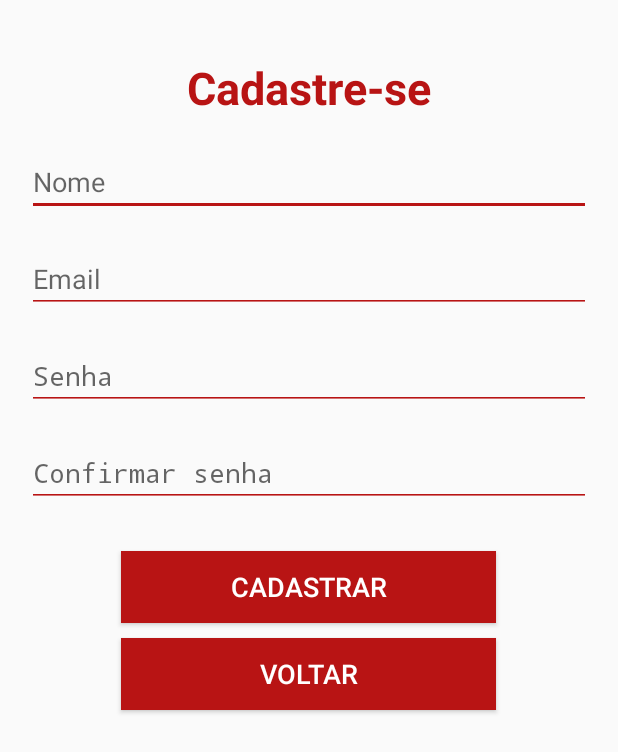
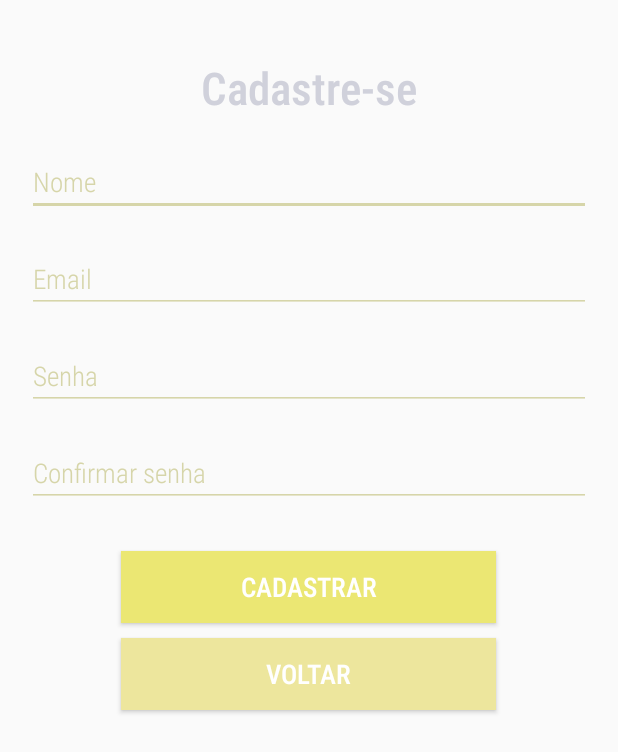
Before and after one commit to Wellinne/Diario-Kotlin, an Android app built with Jetpack Compose: the screen it shows after launch (CadastroActivity), on a phone screen of 412 x 824 dp. Shown: the top 752 px of the screen. Run offline under Robolectric (Android 15) with nearby library versions, the phone set to English and light mode, and no system bars.

Commit message:
ajustes nas cores

```diff
--- a/app/src/main/res/layout/activity_cadastro.xml
+++ b/app/src/main/res/layout/activity_cadastro.xml
@@ -14,9 +14,10 @@
         android:layout_marginTop="20dp"
         android:layout_marginBottom="20dp"
         android:layout_centerHorizontal="true"
-        android:textColor="@color/red_dark"
+        android:textColor="@color/lilas"
         android:textSize="30sp"
-        android:textStyle="bold"/>
+        android:textStyle="bold"
+        android:fontFamily="sans-serif-condensed-light"/>
 
     <EditText
         android:id="@+id/edtNome"
@@ -24,11 +25,13 @@
         android:layout_height="wrap_content"
         android:hint="@string/nome"
         android:inputType="numberDecimal"
-        android:textColor="@color/red_dark"
-        android:backgroundTint="@color/red_dark"
+        android:textColor="@color/cinza"
+        android:textColorHint="@color/cinza"
+        android:backgroundTint="@color/cinza"
         android:layout_marginBottom="10dp"
         android:layout_centerHorizontal="true"
-        android:layout_below="@id/tituloCadastro"/>
+        android:layout_below="@id/tituloCadastro"
+        android:fontFamily="sans-serif-condensed-light"/>
 
     <TextView
         android:id="@+id/txtErrorNome"
@@ -36,7 +39,9 @@
         android:layout_height="wrap_content"
         android:layout_marginTop="-10dp"
         android:layout_centerHorizontal="false"
-        android:layout_below="@id/edtNome"/>
+        android:layout_below="@id/edtNome"
+        android:textColor="@color/vermelho"
+        android:fontFamily="sans-serif-condensed-light"/>
 
     <EditText
         android:id="@+id/edtEmail"
@@ -44,11 +49,12 @@
         android:layout_height="wrap_content"
         android:hint="@string/email"
         android:inputType="textEmailAddress"
-        android:textColor="@color/red_dark"
-        android:backgroundTint="@color/red_dark"
+        android:textColor="@color/cinza"
+        android:textColorHint="@color/cinza"
+        android:backgroundTint="@color/cinza"
         android:layout_marginBottom="10dp"
         android:layout_below="@id/txtErrorNome"
-        />
+        android:fontFamily="sans-serif-condensed-light"/>
 
     <TextView
         android:id="@+id/txtErrorEmail"
@@ -56,7 +62,9 @@
         android:layout_height="wrap_content"
         android:layout_marginTop="-10dp"
         android:layout_centerHorizontal="false"
-        android:layout_below="@id/edtEmail"/>
+        android:layout_below="@id/edtEmail"
+        android:textColor="@color/vermelho"
+        android:fontFamily="sans-serif-condensed-light"/>
 
     <EditText
         android:id="@+id/edtSenha"
@@ -64,11 +72,12 @@
         android:layout_height="wrap_content"
         android:hint="@string/senha"
         android:inputType="textPassword"
-        android:textColor="@color/red_dark"
-        android:backgroundTint="@color/red_dark"
+        android:textColor="@color/cinza"
+        android:textColorHint="@color/cinza"
+        android:backgroundTint="@color/cinza"
         android:layout_marginBottom="10dp"
         android:layout_below="@id/txtErrorEmail"
-        />
+        android:fontFamily="sans-serif-condensed-light"/>
 
     <TextView
         android:id="@+id/txtErrorSenha"
@@ -76,7 +85,9 @@
         android:layout_height="wrap_content"
         android:layout_marginTop="-10dp"
         android:layout_centerHorizontal="false"
-        android:layout_below="@id/edtSenha"/>
+        android:layout_below="@id/edtSenha"
+        android:textColor="@color/vermelho"
+        android:fontFamily="sans-serif-condensed-light"/>
 
     <EditText
         android:id="@+id/edtConfirmarSenha"
@@ -84,11 +95,12 @@
         android:layout_height="wrap_content"
         android:hint="@string/confirmar_senha"
         android:inputType="textPassword"
-        android:textColor="@color/red_dark"
-        android:backgroundTint="@color/red_dark"
+        android:textColor="@color/cinza"
+        android:backgroundTint="@color/cinza"
+        android:textColorHint="@color/cinza"
         android:layout_marginBottom="10dp"
         android:layout_below="@id/txtErrorSenha"
-        />
+        android:fontFamily="sans-serif-condensed-light"/>
 
     <TextView
         android:id="@+id/txtErrorConfirmarSenha"
@@ -96,31 +108,34 @@
         android:layout_height="wrap_content"
         android:layout_marginTop="-10dp"
         android:layout_centerHorizontal="false"
-        android:layout_below="@id/edtConfirmarSenha"/>
+        android:layout_below="@id/edtConfirmarSenha"
+        android:textColor="@color/vermelho"/>
 
     <Button
         android:id="@+id/btnCadastrar"
         android:layout_width="wrap_content"
         android:layout_height="wrap_content"
-        android:background="@color/red_dark"
+        android:background="@color/amarelo_escuro"
         android:minWidth="250dp"
         android:text="Cadastrar"
         android:textColor="@color/white"
         android:textSize="18sp"
         android:layout_below="@id/txtErrorConfirmarSenha"
         android:layout_marginTop="10dp"
-        android:layout_centerHorizontal="true"/>
+        android:layout_centerHorizontal="true"
+        android:fontFamily="sans-serif-condensed-medium"/>
 
     <Button
         android:id="@+id/btnVoltar"
         android:layout_width="wrap_content"
         android:layout_height="wrap_content"
-        android:background="@color/red_dark"
+        android:background="@color/amarelo_claro"
         android:minWidth="250dp"
         android:text="@string/voltar"
         android:textColor="@color/white"
         android:textSize="18sp"
         android:layout_below="@id/btnCadastrar"
         android:layout_marginTop="10dp"
-        android:layout_centerHorizontal="true"/>
+        android:layout_centerHorizontal="true"
+        android:fontFamily="sans-serif-condensed-medium"/>
 </RelativeLayout>
--- a/app/src/main/res/values/colors.xml
+++ b/app/src/main/res/values/colors.xml
@@ -1,11 +1,12 @@
 <?xml version="1.0" encoding="utf-8"?>
 <resources>
-    <color name="purple_200">#FFBB86FC</color>
-    <color name="purple_500">#FF6200EE</color>
-    <color name="purple_700">#FF3700B3</color>
-    <color name="teal_200">#FF03DAC5</color>
-    <color name="teal_700">#FF018786</color>
     <color name="black">#FF000000</color>
-    <color name="white">#FFFFFFFF</color>
-    <color name="red_dark">#b81414</color>
+    <color name="white">#FFFFFF</color>
+    <color name="whiteF4">#F4F4F4</color>
+    <color name="amarelo_escuro">#EBE773</color>
+    <color name="amarelo_claro">#EDE69D</color>
+    <color name="cinza">#D6D5A9</color>
+    <color name="lilas">#D0D1DB</color>
+    <color name="azul_claro">#AEB1FC</color>
+    <color name="vermelho">#DF5555</color>
 </resources>
```
Also changed, not shown: app/src/main/res/layout/activity_login.xml (+18 -12 lines).
